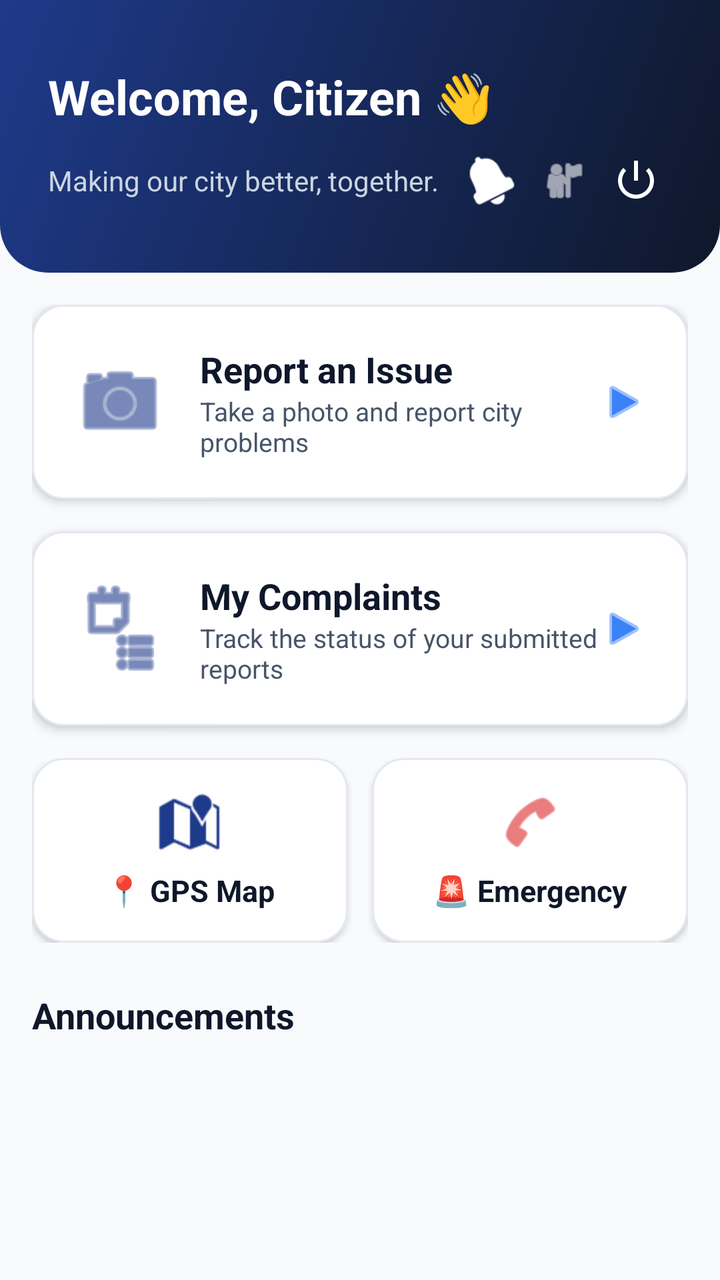
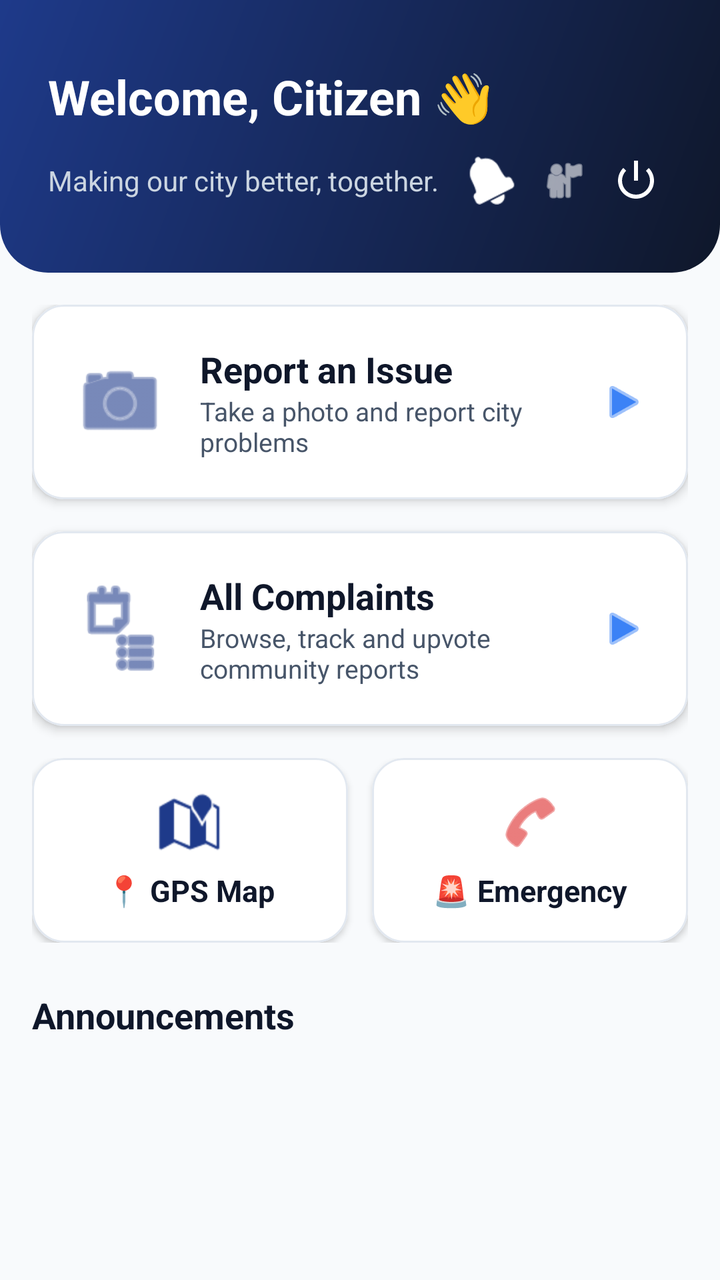

The first picture is an Android layout as it rendered before a commit; the second is the same layout after the commit. The layout source and the unified diff follow.
<!-- AndroidManifest.xml: application theme Theme.MunicipalCitizenApp -->
<!-- res/layout/activity_citizen_dashboard.xml -->
<?xml version="1.0" encoding="utf-8"?>
<LinearLayout xmlns:android="http://schemas.android.com/apk/res/android"
    xmlns:app="http://schemas.android.com/apk/res-auto"
    android:layout_width="match_parent"
    android:layout_height="match_parent"
    android:orientation="vertical"
    android:background="@color/bg_light">

    <LinearLayout
        android:layout_width="match_parent"
        android:layout_height="wrap_content"
        android:background="@drawable/bg_header_gradient"
        android:orientation="vertical"
        android:paddingHorizontal="24dp"
        android:paddingTop="32dp"
        android:paddingBottom="28dp">

        <TextView
            android:layout_width="wrap_content"
            android:layout_height="wrap_content"
            android:text="Welcome, Citizen 👋"
            android:textSize="24sp"
            android:textStyle="bold"
            android:textColor="@color/white" />

        <LinearLayout
            android:layout_width="match_parent"
            android:layout_height="wrap_content"
            android:orientation="horizontal"
            android:gravity="center_vertical"
            android:layout_marginTop="8dp">

            <TextView
                android:layout_width="0dp"
                android:layout_height="wrap_content"
                android:layout_weight="1"
                android:text="Making our city better, together."
                android:textColor="#CBD5E1"
                android:textSize="14sp" />

            <ImageView
                android:id="@+id/ivNotifications"
                android:layout_width="36dp"
                android:layout_height="36dp"
                android:src="@android:drawable/ic_popup_reminder"
                app:tint="@color/white"
                android:padding="6dp" />

            <ImageView
                android:id="@+id/ivProfile"
                android:layout_width="36dp"
                android:layout_height="36dp"
                android:src="@android:drawable/ic_menu_myplaces"
                app:tint="@color/white"
                android:padding="6dp" />

            <ImageView
                android:id="@+id/ivLogout"
                android:layout_width="36dp"
                android:layout_height="36dp"
                android:src="@android:drawable/ic_lock_power_off"
                app:tint="@color/white"
                android:padding="6dp" />
        </LinearLayout>
    </LinearLayout>

    <ScrollView
        android:layout_width="match_parent"
        android:layout_height="match_parent">

        <LinearLayout
            android:layout_width="match_parent"
            android:layout_height="wrap_content"
            android:orientation="vertical"
            android:padding="16dp">

            <com.google.android.material.card.MaterialCardView
                android:id="@+id/cardReportIssue"
                android:layout_width="match_parent"
                android:layout_height="wrap_content"
                app:cardCornerRadius="16dp"
                app:cardElevation="3dp"
                app:cardBackgroundColor="@color/white"
                app:strokeWidth="1dp"
                app:strokeColor="@color/card_stroke"
                android:layout_marginBottom="16dp"
                android:clickable="true"
                android:focusable="true">

                <LinearLayout
                    android:layout_width="match_parent"
                    android:layout_height="wrap_content"
                    android:orientation="horizontal"
                    android:padding="20dp"
                    android:gravity="center_vertical">

                    <ImageView
                        android:layout_width="48dp"
                        android:layout_height="48dp"
                        android:src="@android:drawable/ic_menu_camera"
                        app:tint="@color/primary_blue" />

                    <LinearLayout
                        android:layout_width="0dp"
                        android:layout_height="wrap_content"
                        android:layout_weight="1"
                        android:orientation="vertical"
                        android:layout_marginStart="16dp">

                        <TextView
                            android:layout_width="wrap_content"
                            android:layout_height="wrap_content"
                            android:text="Report an Issue"
                            android:textColor="#0F172A"
                            android:textSize="18sp"
                            android:textStyle="bold" />

                        <TextView
                            android:layout_width="wrap_content"
                            android:layout_height="wrap_content"
                            android:text="Take a photo and report city problems"
                            android:textColor="#475569"
                            android:textSize="13sp" />
                    </LinearLayout>

                    <ImageView
                        android:layout_width="24dp"
                        android:layout_height="24dp"
                        android:src="@android:drawable/ic_media_play"
                        app:tint="@color/primary_light" />
                </LinearLayout>
            </com.google.android.material.card.MaterialCardView>

            <com.google.android.material.card.MaterialCardView
                android:id="@+id/cardMyComplaints"
                android:layout_width="match_parent"
                android:layout_height="wrap_content"
                app:cardCornerRadius="16dp"
                app:cardElevation="3dp"
                app:cardBackgroundColor="@color/white"
                app:strokeWidth="1dp"
                app:strokeColor="@color/card_stroke"
                android:layout_marginBottom="16dp"
                android:clickable="true"
                android:focusable="true">

                <LinearLayout
                    android:layout_width="match_parent"
                    android:layout_height="wrap_content"
                    android:orientation="horizontal"
                    android:padding="20dp"
                    android:gravity="center_vertical">

                    <ImageView
                        android:layout_width="48dp"
                        android:layout_height="48dp"
                        android:src="@android:drawable/ic_menu_agenda"
                        app:tint="@color/primary_blue" />

                    <LinearLayout
                        android:layout_width="0dp"
                        android:layout_height="wrap_content"
                        android:layout_weight="1"
                        android:orientation="vertical"
                        android:layout_marginStart="16dp">

                        <TextView
                            android:layout_width="wrap_content"
                            android:layout_height="wrap_content"
                            android:text="My Complaints"
                            android:textColor="#0F172A"
                            android:textSize="18sp"
                            android:textStyle="bold" />

                        <TextView
                            android:layout_width="wrap_content"
                            android:layout_height="wrap_content"
                            android:text="Track the status of your submitted reports"
                            android:textColor="#475569"
                            android:textSize="13sp" />
                    </LinearLayout>

                    <ImageView
                        android:layout_width="24dp"
                        android:layout_height="24dp"
                        android:src="@android:drawable/ic_media_play"
                        app:tint="@color/primary_light" />
                </LinearLayout>
            </com.google.android.material.card.MaterialCardView>

            <LinearLayout
                android:layout_width="match_parent"
                android:layout_height="wrap_content"
                android:orientation="horizontal"
                android:layout_marginBottom="24dp">

                <com.google.android.material.card.MaterialCardView
                    android:id="@+id/cardMapView"
                    android:layout_width="0dp"
                    android:layout_height="wrap_content"
                    android:layout_weight="1"
                    android:layout_marginEnd="6dp"
                    app:cardCornerRadius="16dp"
                    app:cardElevation="2dp"
                    app:cardBackgroundColor="@color/white"
                    app:strokeWidth="1dp"
                    app:strokeColor="@color/card_stroke"
                    android:clickable="true"
                    android:focusable="true">

                    <LinearLayout
                        android:layout_width="match_parent"
                        android:layout_height="wrap_content"
                        android:orientation="vertical"
                        android:padding="16dp"
                        android:gravity="center">

                        <ImageView
                            android:layout_width="32dp"
                            android:layout_height="32dp"
                            android:src="@android:drawable/ic_dialog_map"
                            app:tint="@color/primary_blue" />

                        <TextView
                            android:layout_width="wrap_content"
                            android:layout_height="wrap_content"
                            android:text="📍 GPS Map"
                            android:textColor="#0F172A"
                            android:textSize="15sp"
                            android:textStyle="bold"
                            android:layout_marginTop="8dp" />
                    </LinearLayout>
                </com.google.android.material.card.MaterialCardView>

                <com.google.android.material.card.MaterialCardView
                    android:id="@+id/cardEmergency"
                    android:layout_width="0dp"
                    android:layout_height="wrap_content"
                    android:layout_weight="1"
                    android:layout_marginStart="6dp"
                    app:cardCornerRadius="16dp"
                    app:cardElevation="2dp"
                    app:cardBackgroundColor="@color/white"
                    app:strokeWidth="1dp"
                    app:strokeColor="@color/card_stroke"
                    android:clickable="true"
                    android:focusable="true">

                    <LinearLayout
                        android:layout_width="match_parent"
                        android:layout_height="wrap_content"
                        android:orientation="vertical"
                        android:padding="16dp"
                        android:gravity="center">

                        <ImageView
                            android:layout_width="32dp"
                            android:layout_height="32dp"
                            android:src="@android:drawable/ic_menu_call"
                            app:tint="#DC2626" />

                        <TextView
                            android:layout_width="wrap_content"
                            android:layout_height="wrap_content"
                            android:text="🚨 Emergency"
                            android:textColor="#0F172A"
                            android:textSize="15sp"
                            android:textStyle="bold"
                            android:layout_marginTop="8dp" />
                    </LinearLayout>
                </com.google.android.material.card.MaterialCardView>
            </LinearLayout>

            <TextView
                android:layout_width="wrap_content"
                android:layout_height="wrap_content"
                android:text="Announcements"
                android:textSize="18sp"
                android:textStyle="bold"
                android:layout_marginBottom="12dp"
                android:textColor="#0F172A" />

            <androidx.recyclerview.widget.RecyclerView
                android:id="@+id/rvAnnouncements"
                android:layout_width="match_parent"
                android:layout_height="wrap_content"
                android:layout_marginBottom="24dp" />

        </LinearLayout>
    </ScrollView>

</LinearLayout>
<!-- resources referenced by this layout -->
<resources>
  <color name="bg_light">#F8FAFC</color>
  <color name="card_stroke">#E2E8F0</color>
  <color name="primary_blue">#1E3A8A</color>
  <color name="primary_light">#3B82F6</color>
  <color name="white">#FFFFFF</color>
  <!-- drawable bg_header_gradient (drawable) -->
  <?xml version="1.0" encoding="utf-8"?>
  <shape xmlns:android="http://schemas.android.com/apk/res/android"
      android:shape="rectangle">
      <gradient
          android:startColor="#0F172A"
          android:endColor="#1E3A8A"
          android:angle="135" />
      <corners
          android:bottomLeftRadius="24dp"
          android:bottomRightRadius="24dp" />
  </shape>
  <style name="Theme.MunicipalCitizenApp" parent="Theme.Material3.Light.NoActionBar">
          <item name="colorPrimary">@color/primary_blue</item>
          <item name="colorOnPrimary">@color/white</item>
          <item name="colorPrimaryContainer">@color/purple_200</item>
          <item name="colorSecondary">@color/accent_teal</item>
          <item name="android:windowBackground">@color/bg_light</item>
          <item name="android:forceDarkAllowed" tools:targetApi="q">false</item>
      </style>
  <color name="purple_200">#93C5FD</color>
  <color name="accent_teal">#0D9488</color>
</resources>

<!-- the commit's change to res/layout/activity_citizen_dashboard.xml (unified diff, before → after) -->
@@ -167,7 +167,7 @@
                         <TextView
                             android:layout_width="wrap_content"
                             android:layout_height="wrap_content"
-                            android:text="My Complaints"
+                            android:text="All Complaints"
                             android:textColor="#0F172A"
                             android:textSize="18sp"
                             android:textStyle="bold" />
@@ -175,7 +175,7 @@
                         <TextView
                             android:layout_width="wrap_content"
                             android:layout_height="wrap_content"
-                            android:text="Track the status of your submitted reports"
+                            android:text="Browse, track and upvote community reports"
                             android:textColor="#475569"
                             android:textSize="13sp" />
                     </LinearLayout>
